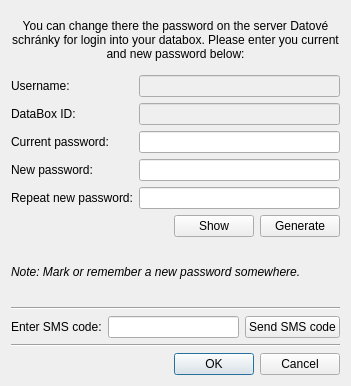
Qt form src/gui/ui/dlg_change_pwd.ui (psakar/datovka) before a commit.
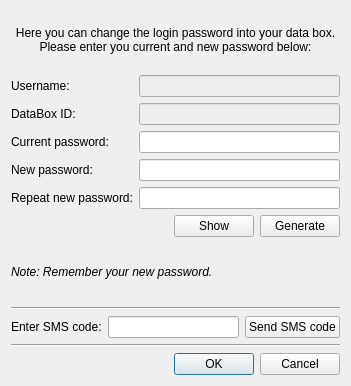
The same form after that commit. Icons and pictures are not drawn.

```diff
--- a/src/gui/ui/dlg_change_pwd.ui
+++ b/src/gui/ui/dlg_change_pwd.ui
@@ -27,7 +27,7 @@
    <item>
     <widget class="QLabel" name="infoLabel">
      <property name="text">
-      <string>You can change there the password on the server Datové schránky for login into your databox. Please enter you current and new password below:</string>
+      <string>Here you can change the login password into your data box. Please enter you current and new password below:</string>
      </property>
      <property name="alignment">
       <set>Qt::AlignCenter</set>
@@ -181,7 +181,7 @@
       </font>
      </property>
      <property name="text">
-      <string>Note: Mark or remember a new password somewhere.</string>
+      <string>Note: Remember your new password.</string>
      </property>
     </widget>
    </item>
```
